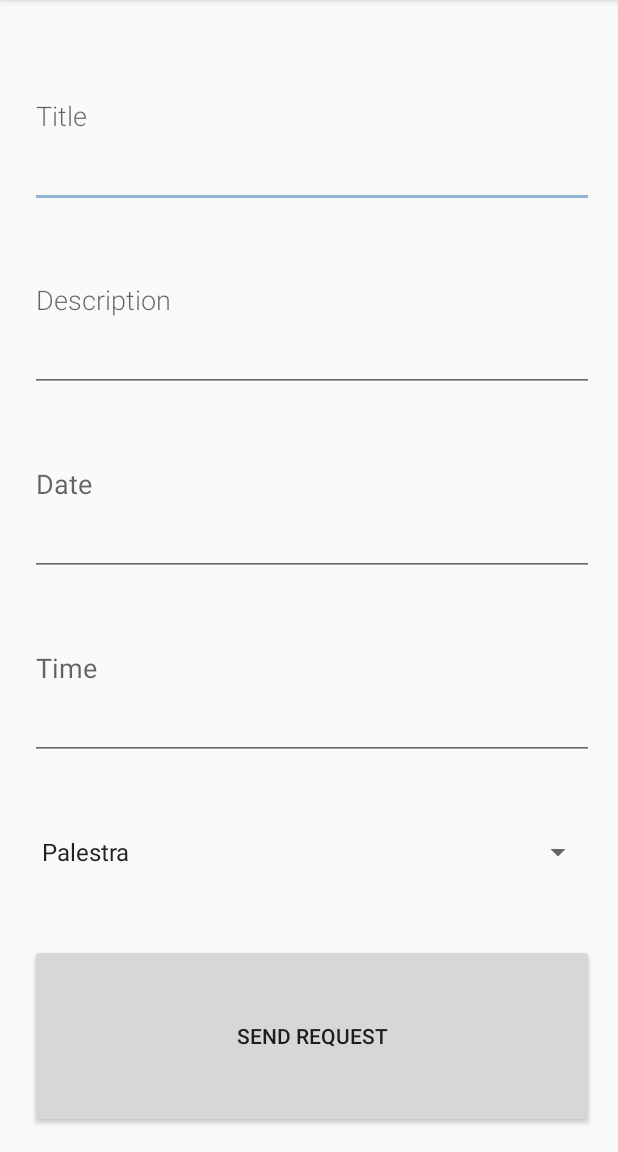
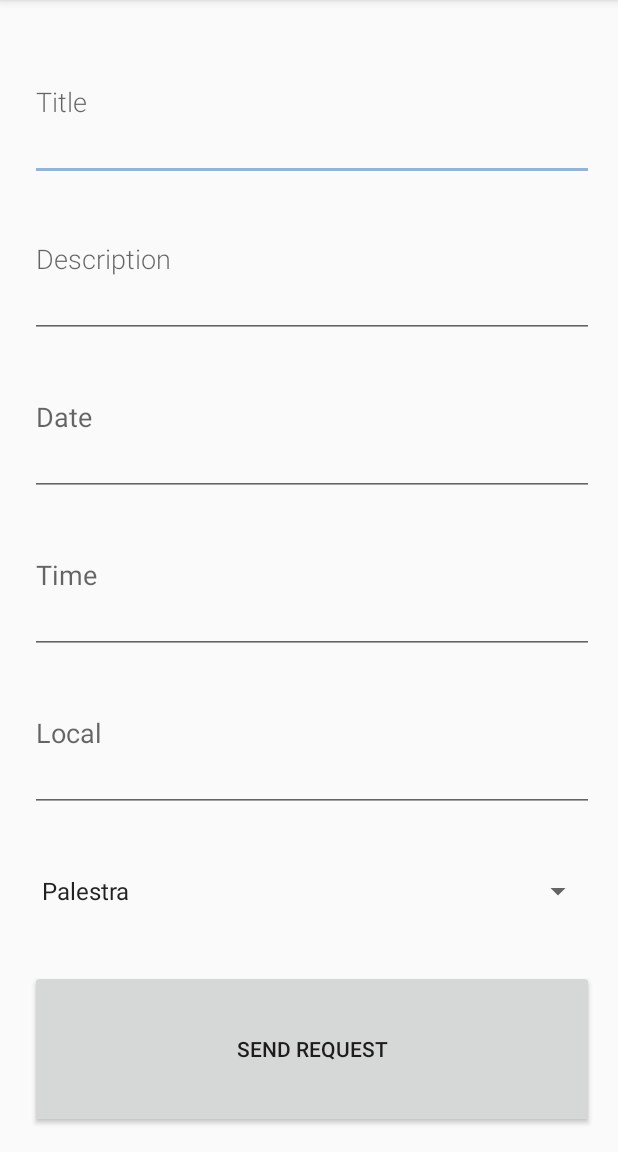
Before and after one commit to daniellalima/les20171, an Android app: the EventRegisterActivity screen opened directly, with no data from a screen before it, after a tap on "SEND REQUEST", on a phone screen of 412 x 824 dp, the part 84-1236 px from its top. Run offline under Robolectric (Android 15) with nearby library versions, the phone set to English and light mode, and no system bars.

Commit message:
Adding local attribute to client

```diff
--- a/android_client/app/src/main/java/com/example/android/espacod/view/EventRegisterActivity.java
+++ b/android_client/app/src/main/java/com/example/android/espacod/view/EventRegisterActivity.java
@@ -44,8 +44,10 @@ public class EventRegisterActivity extends AppCompatActivity {
     private String mDescription;
     private String mDate;
     private String mTime;
+    private String mLocal;
     private TextView mEventTimeField;
     private TextView mEventDateField;
+    private TextView mEventLocalField;
 
     @Override
     protected void onCreate(Bundle savedInstanceState) {
@@ -57,6 +59,7 @@ public class EventRegisterActivity extends AppCompatActivity {
         mCategorySpinner = (Spinner) findViewById(R.id.spinner_category);
         mEventTimeField = (TextView) findViewById(R.id.event_time);
         mEventDateField = (TextView) findViewById(R.id.event_date);
+        mEventLocalField = (TextView) findViewById(R.id.event_local);
         mEventRequestButton = (Button) findViewById(R.id.event_request);
         mPreferences = getSharedPreferences("CurrentUser", MODE_PRIVATE);
 
@@ -69,9 +72,10 @@ public class EventRegisterActivity extends AppCompatActivity {
                 mDescription = mEventDescriptionField.getText().toString();
                 mDate = mEventDateField.getText().toString();
                 mTime = mEventTimeField.getText().toString();
+                mLocal = mEventLocalField.getText().toString();
 
                 if (mTitle.trim().length() == 0 || mDescription.trim().length() == 0 || mCategory.trim().length() == 0 ||
-                        mTime.trim().length() == 0 || mDate.trim().length() == 0) {
+                        mTime.trim().length() == 0 || mDate.trim().length() == 0 || mLocal.trim().length() == 0) {
                     Toast.makeText(EventRegisterActivity.this, "Please complete all the fields", Toast.LENGTH_LONG).show();
                 } else {
                     sendEventRequest();
@@ -84,7 +88,7 @@ public class EventRegisterActivity extends AppCompatActivity {
         EventRequestTask requestTask = new EventRequestTask(EventRegisterActivity.this);
         requestTask.setMessageLoading("Enviando requisição...");
 
-        requestTask.execute(new String[] {mTitle, mDescription, mCategory, mDate, mTime});
+        requestTask.execute(new String[] {mTitle, mDescription, mCategory, mDate, mTime, mLocal});
     }
 
     private void setupSpinner() {
@@ -125,8 +129,9 @@ public class EventRegisterActivity extends AppCompatActivity {
         private final static String EVENT_REQUEST_API_ENDPOINT_URL = "https://infinite-bayou-64424.herokuapp.com/events";
         private static final String DESCRIPTION_PARAM = "description";
         private static final String CATEGORY_PARAM = "category";
-        private String TITLE_PARAM = "title";
+        private static final String TITLE_PARAM = "title";
         private final static String DATE_PARAM = "date";
+        private final static String LOCAL_PARAM = "local";
 
         public EventRequestTask(Context context) {
             super(context);
@@ -143,12 +148,14 @@ public class EventRegisterActivity extends AppCompatActivity {
             String category = params[2];
             String date = params[3];
             String time = params[4];
+            String local = params[5];
 
             Uri builtUri = Uri.parse(EVENT_REQUEST_API_ENDPOINT_URL).buildUpon()
                     .appendQueryParameter(TITLE_PARAM, title)
                     .appendQueryParameter(DESCRIPTION_PARAM, description)
                     .appendQueryParameter(CATEGORY_PARAM, category)
-                    .appendQueryParameter(DATE_PARAM, date + "T" + time).build();
+                    .appendQueryParameter(DATE_PARAM, date + "T" + time)
+                    .appendQueryParameter(LOCAL_PARAM, local).build();
 
             URL url = Util.createUrl(builtUri.toString());
 
--- a/android_client/app/src/main/res/layout/activity_event_register.xml
+++ b/android_client/app/src/main/res/layout/activity_event_register.xml
@@ -11,7 +11,7 @@
     <LinearLayout
         android:layout_height="match_parent"
         android:layout_width="match_parent"
-        android:weightSum="6"
+        android:weightSum="7"
         android:paddingLeft="4dp"
         android:orientation="vertical">
 
@@ -49,6 +49,14 @@
                 android:inputType="time"
                 android:hint="@string/event_time"/>
 
+            <EditText
+                android:id="@+id/event_local"
+                android:layout_height="0dp"
+                android:layout_weight="1"
+                android:layout_width="match_parent"
+                android:inputType="text"
+                android:hint="@string/event_local"/>
+
             <Spinner
                 android:id="@+id/spinner_category"
                 android:layout_height="0dp"
--- a/android_client/app/src/main/res/values/strings.xml
+++ b/android_client/app/src/main/res/values/strings.xml
@@ -35,4 +35,5 @@
     <string name="event_request">Send request</string>
     <string name="event_date">Date</string>
     <string name="event_time">Time</string>
+    <string name="event_local">Local</string>
 </resources>
```
